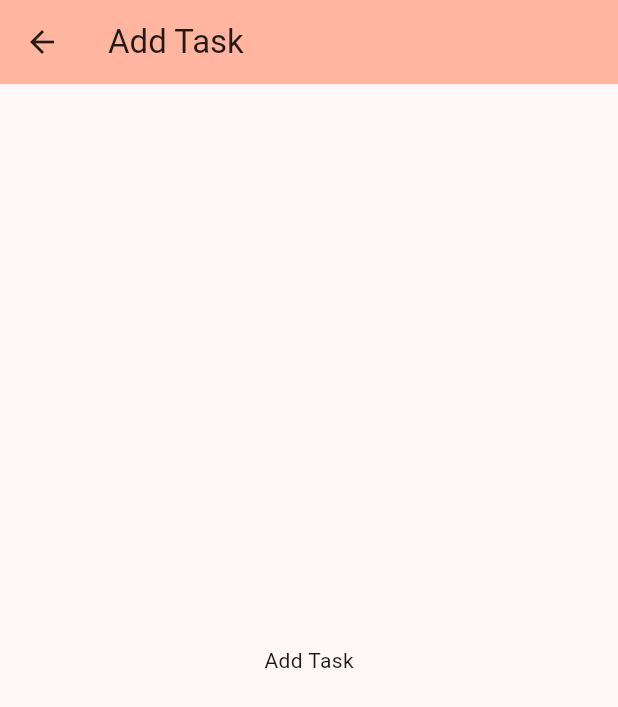
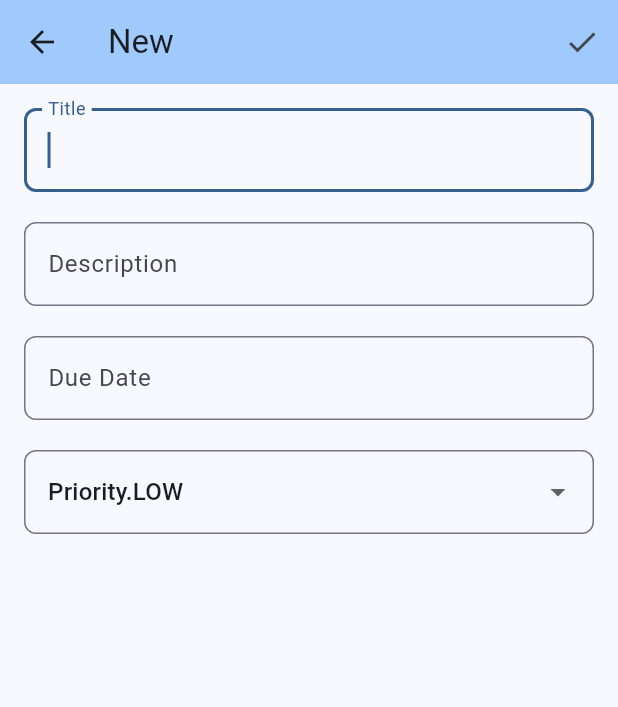
Before and after one commit to elfedali/Prodaily, a Flutter app: the AddTaskScreen screen opened by its route, on a phone screen of 412 x 824 dp. Shown: the top 707 px of the screen. Run offline on Flutter 3.47's test engine with Material 2 defaults, Android fonts, the phone set to English and light mode, and no system bars.

Commit message:
Add task provider

```diff
--- a/lib/new_task.dart
+++ b/lib/new_task.dart
@@ -1,34 +1,124 @@
 import 'package:flutter/material.dart';
+import 'package:prodaily/models/task.dart';
+import 'package:prodaily/providers/task_provider.dart';
 
 class AddTaskScreen extends StatefulWidget {
-  const AddTaskScreen({super.key});
+  const AddTaskScreen({super.key, required this.taskProvider});
+
+  final TaskProvider taskProvider;
 
   @override
   State<AddTaskScreen> createState() => _AddTaskScreenState();
 }
 
 class _AddTaskScreenState extends State<AddTaskScreen> {
+  final _formKey = GlobalKey<FormState>();
+  final TextEditingController _titleController = TextEditingController();
+  final TextEditingController _descriptionController = TextEditingController();
+  final TextEditingController _dueDateController = TextEditingController();
+  Priority _selectedPriority = Priority.LOW;
+  Status _selectedStatus = Status.TODO;
+
   @override
   Widget build(BuildContext context) {
     return Scaffold(
-       appBar: AppBar(title: const Text('Add Task'),
+      appBar: AppBar(
+        title: const Text(
+          'New',
+        ),
         backgroundColor: Theme.of(context).colorScheme.inversePrimary,
         // save action
 
-       ),
-           body: Center(
-        child: Column(
-          mainAxisAlignment: MainAxisAlignment.center,
-          children: <Widget>[
-            const Text(
-              'Add Task',
+        actions: [
+          IconButton(
+            icon: const Icon(Icons.done),
+            tooltip: 'Save',
+            onPressed: () {
+              if (_formKey.currentState!.validate()) {
+                // Create a new task
+                final newTask = Task(
+                  id: widget.taskProvider.tasks.length +
+                      1, // Generate a unique ID
+                  title: _titleController.text,
+                  description: _descriptionController.text,
+                  dueDate: _dueDateController.text,
+                  priority: _selectedPriority,
+                  status: Status.TODO,
+                );
+
+                // Add the new task to the taskProvider
+                widget.taskProvider.addInfirst(newTask);
+
+                // Navigate back to the previous screen
+                Navigator.of(context).pop();
+              }
+            },
+          ),
+        ],
+      ),
+      body: SingleChildScrollView(
+        child: Padding(
+          padding: const EdgeInsets.all(16.0),
+          child: Form(
+            key: _formKey,
+            child: Column(
+              children: [
+                TextFormField(
+                  autofocus: true,
+                  controller: _titleController,
+                  decoration: const InputDecoration(labelText: 'Title'),
+                  validator: (value) {
+                    if (value!.isEmpty) {
+                      return 'Please enter a title';
+                    }
+                    return null;
+                  },
+                ),
+                const SizedBox(height: 20),
+                //Long text field
+                TextFormField(
+                  controller: _descriptionController,
+                  decoration: const InputDecoration(labelText: 'Description'),
+                ),
+                const SizedBox(height: 20),
+                TextFormField(
+                  controller: _dueDateController,
+                  decoration: const InputDecoration(labelText: 'Due Date'),
+                ),
+                const SizedBox(height: 20),
+                DropdownButtonFormField<Priority>(
+                  value: _selectedPriority,
+                  items: Priority.values.map((priority) {
+                    return DropdownMenuItem<Priority>(
+                      value: priority,
+                      child: Text(priority.toString()),
+                    );
+                  }).toList(),
+                  onChanged: (value) {
+                    setState(() {
+                      _selectedPriority = value!;
+                    });
+                  },
+                ),
+                /*    DropdownButtonFormField<Status>(
+                  value: _selectedStatus,
+                  items: Status.values.map((status) {
+                    return DropdownMenuItem<Status>(
+                      value: status,
+                      child: Text(status.toString()),
+                    );
+                  }).toList(),
+                  onChanged: (value) {
+                    setState(() {
+                      _selectedStatus = value!;
+                    });
+                  },
+                ), */
+              ],
             ),
-          ],
+          ),
         ),
-      )
-
-
-
+      ),
     );
   }
 }
--- a/lib/providers/task_provider.dart
+++ b/lib/providers/task_provider.dart
@@ -1,21 +1,28 @@
 import 'package:flutter/foundation.dart';
 import 'package:flutter/material.dart';
 import 'package:prodaily/models/task.dart';
+
 class TaskProvider extends ChangeNotifier {
- List<Task> _tasks = <Task>[];
+  final List<Task> _tasks = <Task>[];
   List<Task> get tasks => _tasks;
   void addTask(Task task) {
     _tasks.add(task);
     notifyListeners();
   }
+
+  void addInfirst(Task task) {
+    _tasks.insert(0, task);
+    notifyListeners();
+  }
+
   void deleteTask(Task task) {
     _tasks.remove(task);
     notifyListeners();
   }
+
   void editTask(Task task) {
     _tasks[_tasks.indexWhere((element) => element.id == task.id)] = task;
     notifyListeners();
   }
   // todo: Function to fetch data from the api
-
 }
--- a/pubspec.yaml
+++ b/pubspec.yaml
@@ -36,6 +36,7 @@ dependencies:
   # Use with the CupertinoIcons class for iOS style icons.
   cupertino_icons: ^1.0.2
   provider: ^6.0.5
+  hive: ^2.2.3
 
 dev_dependencies:
   flutter_test:
```
Also changed, not shown: lib/components/empty_state.dart (added, +25 -0 lines), lib/home.dart (+48 -18 lines), lib/main.dart (+10 -6 lines), lib/models/task.dart (line endings or trailing spaces), pubspec.lock.
